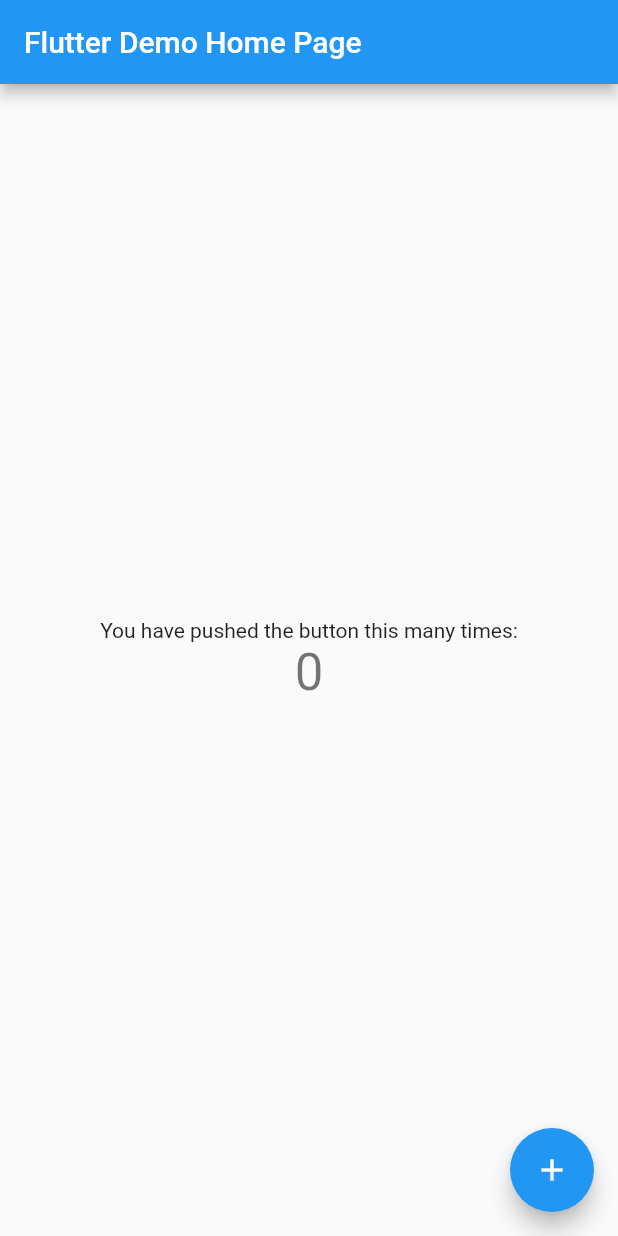
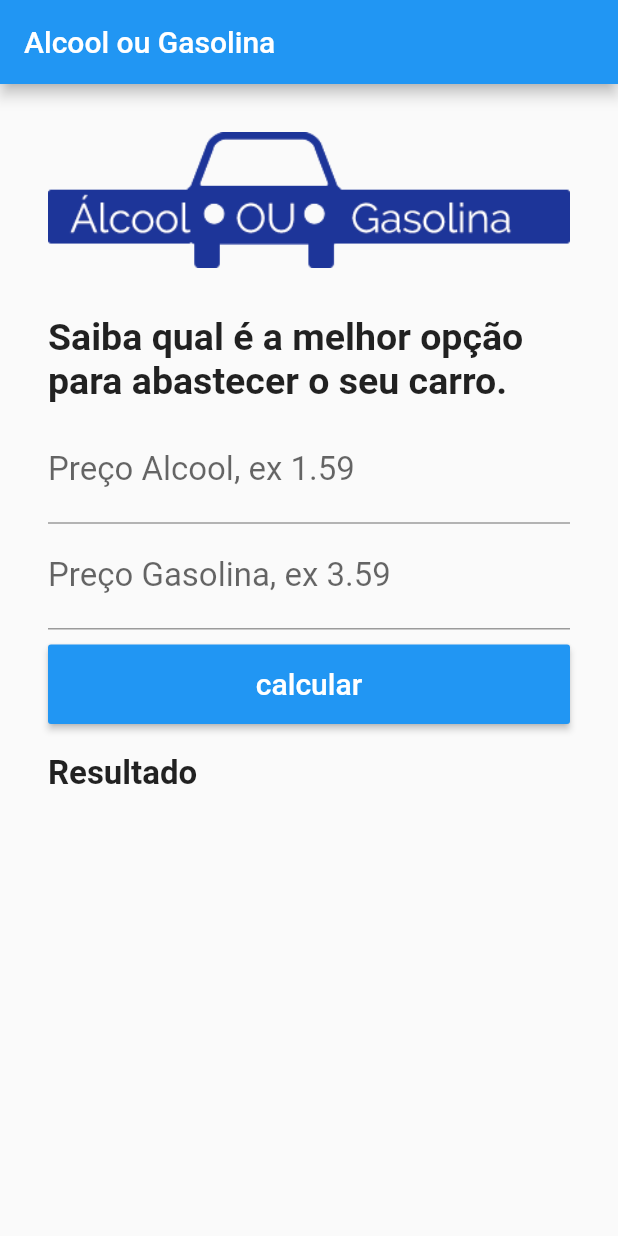
Before and after one commit to AldivioAlves/flutter-projects, a Flutter app: the screen it shows after launch, on a phone screen of 412 x 824 dp. Run offline on Flutter 3.47's test engine with Material 2 defaults, Android fonts, the phone set to English and light mode, and no system bars.

Commit message:
create layout

```diff
--- /dev/null
+++ b/gasolina_alcool/lib/Home.dart
@@ -0,0 +1,91 @@
+import 'package:flutter/material.dart';
+class Home extends StatefulWidget {
+  @override
+  _HomeState createState() => _HomeState();
+}
+
+class _HomeState extends State<Home> {
+  TextEditingController _controllerAlcool = TextEditingController();
+  TextEditingController _controllerGas = TextEditingController();
+  @override
+  Widget build(BuildContext context) {
+    return Scaffold(
+      appBar: AppBar(
+        title:Text("Alcool ou Gasolina"),
+        backgroundColor: Colors.blue),
+      body: Container(
+        child: SingleChildScrollView(
+          padding: EdgeInsets.all(32),
+          child: Column(
+          crossAxisAlignment: CrossAxisAlignment.stretch,
+          children: <Widget>[
+            Padding(
+              padding: EdgeInsets.only(bottom: 32),
+              child: Image.asset("imgs/logo.png"),
+
+            ),
+            Padding(
+              padding: EdgeInsets.only(bottom:10),
+              child:Text(
+                "Saiba qual é a melhor opção para abastecer o seu carro.",
+                style: TextStyle(
+                  fontSize: 25,
+                  fontWeight: FontWeight.bold
+                ),
+                ),
+
+            ),
+            TextField(
+              keyboardType: TextInputType.number,
+              decoration: InputDecoration(
+                labelText: "Preço Alcool, ex 1.59",
+              ),
+               style: TextStyle(
+                 fontSize: 22
+               ),
+               controller: _controllerAlcool,
+            ),
+            TextField(
+              keyboardType: TextInputType.number,
+              decoration: InputDecoration(
+                labelText: "Preço Gasolina, ex 3.59",
+              ),
+               style: TextStyle(
+                 fontSize: 22
+               ),
+               controller: _controllerGas,
+
+            ),
+            Padding(
+              padding: EdgeInsets.only(top:10),
+              child: RaisedButton(
+                color: Colors.blue,
+                textColor: Colors.white,
+                padding: EdgeInsets.all(15),
+                child: Text(
+                  "calcular",
+                  style: TextStyle(
+                    fontSize: 20
+                  ),),
+                onPressed: (){},
+              ),
+            ),
+            Padding(
+              padding: EdgeInsets.only(top:20),
+              child: Text(
+                "Resultado",
+                style: TextStyle(
+                  fontSize: 22,
+                  fontWeight: FontWeight.bold
+                ),
+                ),
+            )
+
+          ],
+        ),
+        ),
+
+      ),
+    );
+  }
+}
--- a/gasolina_alcool/lib/main.dart
+++ b/gasolina_alcool/lib/main.dart
@@ -1,113 +1,9 @@
 import 'package:flutter/material.dart';
+import 'package:gasolina_alcool/Home.dart';
 
+void main(){
+  runApp(MaterialApp(
+    home:Home(),
 
-
-void main() => runApp(MyApp());
-
-class MyApp extends StatelessWidget {
-  // This widget is the root of your application.
-  @override
-  Widget build(BuildContext context) {
-    return MaterialApp(
-      title: 'Flutter Demo',
-      theme: ThemeData(
-        // This is the theme of your application.
-        //
-        // Try running your application with "flutter run". You'll see the
-        // application has a blue toolbar. Then, without quitting the app, try
-        // changing the primarySwatch below to Colors.green and then invoke
-        // "hot reload" (press "r" in the console where you ran "flutter run",
-        // or simply save your changes to "hot reload" in a Flutter IDE).
-        // Notice that the counter didn't reset back to zero; the application
-        // is not restarted.
-        primarySwatch: Colors.blue,
-      ),
-      home: MyHomePage(title: 'Flutter Demo Home Page'),
-    );
-  }
+  ));
 }
-
-class MyHomePage extends StatefulWidget {
-  MyHomePage({Key key, this.title}) : super(key: key);
-
-  // This widget is the home page of your application. It is stateful, meaning
-  // that it has a State object (defined below) that contains fields that affect
-  // how it looks.
-
-  // This class is the configuration for the state. It holds the values (in this
-  // case the title) provided by the parent (in this case the App widget) and
-  // used by the build method of the State. Fields in a Widget subclass are
-  // always marked "final".
-
-  final String title;
-
-  @override
-  _MyHomePageState createState() => _MyHomePageState();
-}
-
-class _MyHomePageState extends State<MyHomePage> {
-  int _counter = 0;
-
-  void _incrementCounter() {
-    setState(() {
-      // This call to setState tells the Flutter framework that something has
-      // changed in this State, which causes it to rerun the build method below
-      // so that the display can reflect the updated values. If we changed
-      // _counter without calling setState(), then the build method would not be
-      // called again, and so nothing would appear to happen.
-      _counter++;
-    });
-  }
-
-  @override
-  Widget build(BuildContext context) {
-    // This method is rerun every time setState is called, for instance as done
-    // by the _incrementCounter method above.
-    //
-    // The Flutter framework has been optimized to make rerunning build methods
-    // fast, so that you can just rebuild anything that needs updating rather
-    // than having to individually change instances of widgets.
-    return Scaffold(
-      appBar: AppBar(
-        // Here we take the value from the MyHomePage object that was created by
-        // the App.build method, and use it to set our appbar title.
-        title: Text(widget.title),
-      ),
-      body: Center(
-        // Center is a layout widget. It takes a single child and positions it
-        // in the middle of the parent.
-        child: Column(
-          // Column is also a layout widget. It takes a list of children and
-          // arranges them vertically. By default, it sizes itself to fit its
-          // children horizontally, and tries to be as tall as its parent.
-          //
-          // Invoke "debug painting" (press "p" in the console, choose the
-          // "Toggle Debug Paint" action from the Flutter Inspector in Android
-          // Studio, or the "Toggle Debug Paint" command in Visual Studio Code)
-          // to see the wireframe for each widget.
-          //
-          // Column has various properties to control how it sizes itself and
-          // how it positions its children. Here we use mainAxisAlignment to
-          // center the children vertically; the main axis here is the vertical
-          // axis because Columns are vertical (the cross axis would be
-          // horizontal).
-          mainAxisAlignment: MainAxisAlignment.center,
-          children: <Widget>[
-            Text(
-              'You have pushed the button this many times:',
-            ),
-            Text(
-              '$_counter',
-              style: Theme.of(context).textTheme.display1,
-            ),
-          ],
-        ),
-      ),
-      floatingActionButton: FloatingActionButton(
-        onPressed: _incrementCounter,
-        tooltip: 'Increment',
-        child: Icon(Icons.add),
-      ), // This trailing comma makes auto-formatting nicer for build methods.
-    );
-  }
-}
--- a/gasolina_alcool/pubspec.yaml
+++ b/gasolina_alcool/pubspec.yaml
@@ -45,6 +45,10 @@ flutter:
   #  - images/a_dot_burr.jpeg
   #  - images/a_dot_ham.jpeg
 
+  assets:
+    - imgs/logo.png
+
+
   # An image asset can refer to one or more resolution-specific "variants", see
   # https://flutter.dev/assets-and-images/#resolution-aware.
 
```
Also changed, not shown: gasolina_alcool/imgs/logo.png (added).
